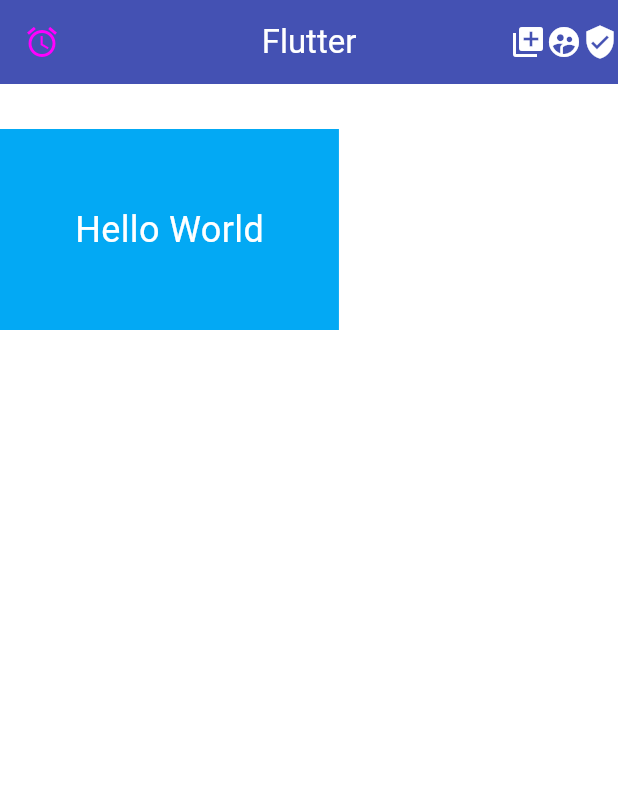
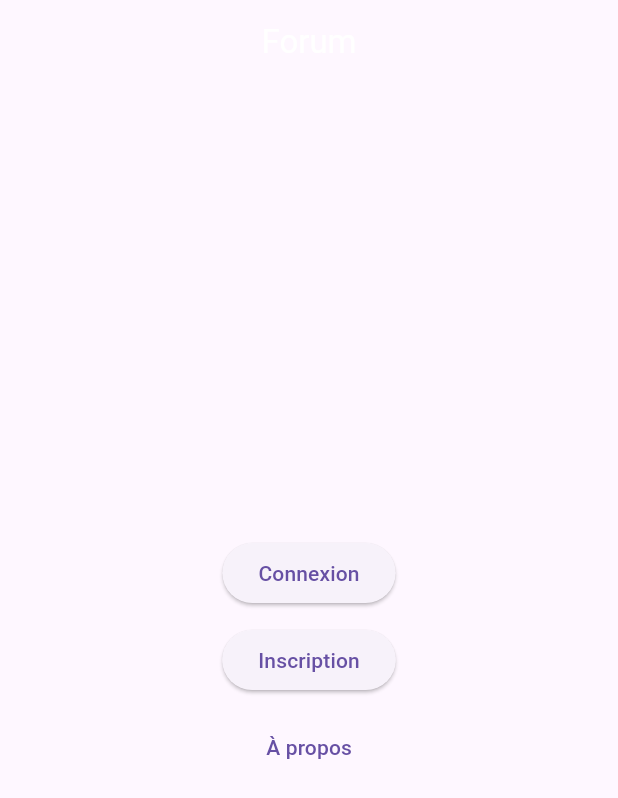
Before and after one commit to barryibrahim/projet-flutter, a Flutter app: the screen it shows after launch, on a phone screen of 412 x 824 dp. Shown: the top 798 px of the screen. Run offline on Flutter 3.47's test engine with Material 3 defaults, Android fonts, the phone set to English and light mode, and no system bars.

Commit message:
création des écrans c a d la navigation (home, login, register, about)

```diff
--- a/lib/main.dart
+++ b/lib/main.dart
@@ -1,4 +1,8 @@
 import 'package:flutter/material.dart';
+import 'screens/home_screen.dart';
+import 'screens/login_screen.dart';
+import 'screens/register_screen.dart';
+import 'screens/about_screen.dart';
 
 void main() {
   runApp(const MainApp());
@@ -6,57 +10,19 @@
 
 class MainApp extends StatelessWidget {
   const MainApp({super.key});
+
   @override
   Widget build(BuildContext context) {
     return MaterialApp(
-      title: 'Flutter Demo',
-      home: const Home(),
-      theme: ThemeData(
-        appBarTheme: const AppBarTheme(
-          backgroundColor: Colors.indigo,
-        ),
-      ),
+      title: 'Forum',
       debugShowCheckedModeBanner: false,
+      initialRoute: '/',
+      routes: {
+        '/': (context) => const HomeScreen(),
+        '/login': (context) => const LoginScreen(),
+        '/register': (context) => const RegisterScreen(),
+        '/about': (context) => const AboutScreen(),
+      },
     );
   }
 }
-
-class Home extends StatefulWidget {
-  const Home({super.key});
-  @override
-  State<StatefulWidget> createState() {
-    return _Home();
-  }
-}
-
-class _Home extends State<Home> {
-  @override
-  Widget build(BuildContext context) {
-    return Scaffold(
-      appBar: AppBar(
-        title: const Text('Flutter', style: TextStyle(color: Colors.white)),
-        leading: const Icon(Icons.access_alarm, color: Color(0xFFFF00FF)),
-        actions: const <Widget>[
-          Icon(Icons.add_to_photos, color: Colors.white),
-          Icon(Icons.supervised_user_circle, color: Colors.white),
-          Icon(Icons.verified_user, color: Colors.white),
-        ],
-        elevation: 10.0,
-        centerTitle: true,
-      ),
-      backgroundColor: const Color.fromRGBO(255, 255, 255, 1),
-      body: Container(
-        color: Colors.lightBlue,
-        padding: const EdgeInsets.all(50.0),
-        margin: const EdgeInsets.only(top: 30.0, bottom: 30.0),
-        child: const Text(
-          "Hello World",
-          style: TextStyle(
-            fontSize: 24,
-            color: Colors.white,
-          ),
-        ),
-      ),
-    );
-  }
-}
--- /dev/null
+++ b/lib/screens/home_screen.dart
@@ -0,0 +1,55 @@
+import 'package:flutter/material.dart';
+
+class HomeScreen extends StatefulWidget {
+  const HomeScreen({super.key});
+
+  @override
+  State<StatefulWidget> createState() {
+    return _HomeScreen();
+  }
+}
+
+class _HomeScreen extends State<HomeScreen> {
+  void goToLogin() {
+    Navigator.pushNamed(context, '/login');
+  }
+
+  void goToRegister() {
+    Navigator.pushNamed(context, '/register');
+  }
+
+  void goToAbout() {
+    Navigator.pushNamed(context, '/about');
+  }
+
+  @override
+  Widget build(BuildContext context) {
+    return Scaffold(
+      appBar: AppBar(
+        title: const Text('Forum', style: TextStyle(color: Colors.white)),
+        centerTitle: true,
+      ),
+      body: Center(
+        child: Column(
+          mainAxisAlignment: MainAxisAlignment.center,
+          children: [
+            ElevatedButton(
+              onPressed: goToLogin,
+              child: const Text("Connexion"),
+            ),
+            const SizedBox(height: 10),
+            ElevatedButton(
+              onPressed: goToRegister,
+              child: const Text("Inscription"),
+            ),
+            const SizedBox(height: 10),
+            TextButton(
+              onPressed: goToAbout,
+              child: const Text("À propos"),
+            ),
+          ],
+        ),
+      ),
+    );
+  }
+}
```
Also changed, not shown: lib/screens/about_screen.dart (added, +24 -0 lines), lib/screens/login_screen.dart (added, +22 -0 lines), lib/screens/register_screen.dart (added, +22 -0 lines).
